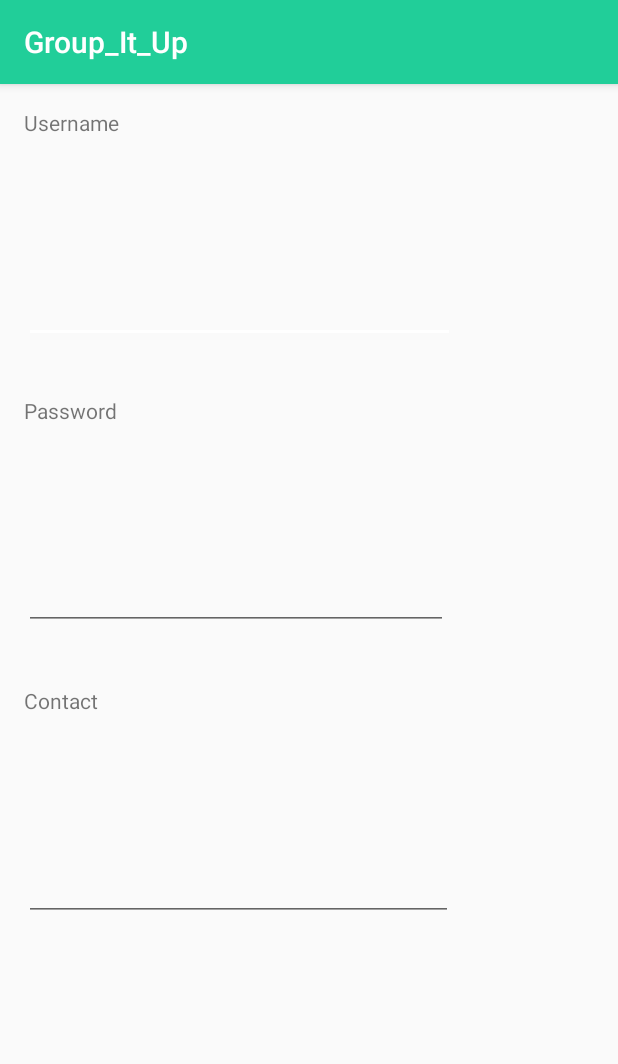
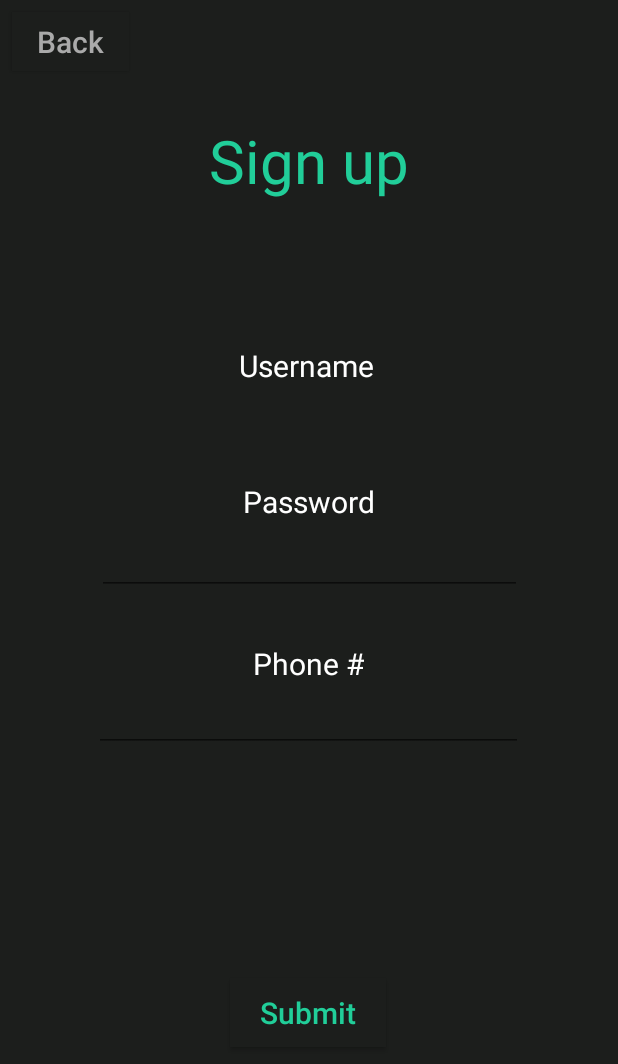
Before and after one commit to jchun1013/Group_It_Up, an Android app: the SignUp_Page screen opened directly, with no data from a screen before it, on a phone screen of 412 x 824 dp. Shown: the top 1064 px of the screen. Run offline under Robolectric (Android 15) with nearby library versions, the phone set to English and light mode, and no system bars; our stand-ins replace Firebase (no records; nobody signed in at launch, a user with empty details on screens opened directly); 1 statement that could not run was skipped.

Commit message:
kevin
푸쉬하겠습니다

```diff
--- a/app/src/main/res/layout/activity_registration__page.xml
+++ b/app/src/main/res/layout/activity_registration__page.xml
@@ -4,73 +4,144 @@
     xmlns:tools="http://schemas.android.com/tools"
     android:layout_width="match_parent"
     android:layout_height="match_parent"
-    tools:context="com.example.joon1.group_it_up.Controller.SignUp_Page">
+    android:background="@color/colorAccent"
+    tools:context="com.example.joon1.group_it_up.Controller.SignUp_Page"
+    tools:layout_editor_absoluteY="81dp">
 
     <TextView
         android:id="@+id/textView"
-        android:layout_width="wrap_content"
-        android:layout_height="wrap_content"
-        android:layout_marginStart="16dp"
-        android:layout_marginTop="16dp"
+        android:layout_width="93dp"
+        android:layout_height="23dp"
+        android:layout_marginEnd="8dp"
+        android:layout_marginStart="8dp"
+        android:layout_marginTop="96dp"
         android:text="Username"
-        app:layout_constraintBottom_toTopOf="@+id/userText"
+        android:textColor="@android:color/background_light"
+        android:textSize="20sp"
+        app:layout_constraintEnd_toEndOf="parent"
         app:layout_constraintStart_toStartOf="parent"
-        app:layout_constraintTop_toTopOf="parent" />
+        app:layout_constraintTop_toBottomOf="@+id/textView5" />
 
     <EditText
         android:id="@+id/userText"
         android:layout_width="287dp"
-        android:layout_height="0dp"
-        android:layout_marginBottom="35dp"
+        android:layout_height="35dp"
+        android:layout_marginEnd="8dp"
+        android:layout_marginStart="8dp"
         android:ems="10"
         android:inputType="textPersonName"
-        app:layout_constraintBottom_toTopOf="@+id/textView2"
-        app:layout_constraintStart_toStartOf="@+id/textView"
+        android:textColor="@color/colorAccent"
+        app:layout_constraintEnd_toEndOf="parent"
+        app:layout_constraintStart_toStartOf="parent"
         app:layout_constraintTop_toBottomOf="@+id/textView" />
 
     <TextView
         android:id="@+id/textView2"
         android:layout_width="wrap_content"
-        android:layout_height="wrap_content"
-        android:layout_marginStart="16dp"
+        android:layout_height="32dp"
+        android:layout_marginEnd="8dp"
+        android:layout_marginStart="8dp"
+        android:layout_marginTop="32dp"
         android:text="Password"
-        app:layout_constraintBottom_toTopOf="@+id/passText"
+        android:textColor="@android:color/background_light"
+        android:textSize="20sp"
+        app:layout_constraintEnd_toEndOf="parent"
         app:layout_constraintStart_toStartOf="parent"
         app:layout_constraintTop_toBottomOf="@+id/userText" />
 
     <EditText
         android:id="@+id/passText"
-        android:layout_width="0dp"
-        android:layout_height="0dp"
-        android:layout_marginBottom="37dp"
-        android:layout_marginEnd="3dp"
+        android:layout_width="283dp"
+        android:layout_height="40dp"
+        android:layout_marginEnd="8dp"
+        android:layout_marginStart="8dp"
+        android:layout_marginTop="4dp"
         android:ems="10"
         android:inputType="textPassword"
-        app:layout_constraintBottom_toTopOf="@+id/textView3"
-        app:layout_constraintEnd_toEndOf="@+id/phoneText"
-        app:layout_constraintStart_toStartOf="@+id/textView2"
+        app:layout_constraintEnd_toEndOf="parent"
+        app:layout_constraintStart_toStartOf="parent"
         app:layout_constraintTop_toBottomOf="@+id/textView2" />
 
     <TextView
         android:id="@+id/textView3"
         android:layout_width="wrap_content"
         android:layout_height="wrap_content"
-        android:layout_marginStart="16dp"
-        android:text="Contact"
-        app:layout_constraintBottom_toTopOf="@+id/phoneText"
+        android:layout_marginEnd="8dp"
+        android:layout_marginStart="8dp"
+        android:layout_marginTop="32dp"
+        android:text="Phone #"
+        android:textColor="@android:color/background_light"
+        android:textSize="20sp"
+        app:layout_constraintEnd_toEndOf="parent"
+        app:layout_constraintHorizontal_bias="0.498"
         app:layout_constraintStart_toStartOf="parent"
         app:layout_constraintTop_toBottomOf="@+id/passText" />
 
     <EditText
         android:id="@+id/phoneText"
-        android:layout_width="0dp"
+        android:layout_width="286dp"
         android:layout_height="0dp"
-        android:layout_marginBottom="210dp"
-        android:layout_marginEnd="1dp"
+        android:layout_marginEnd="8dp"
+        android:layout_marginStart="8dp"
         android:ems="10"
         android:inputType="phone"
+        app:layout_constraintEnd_toEndOf="parent"
+        app:layout_constraintHorizontal_bias="0.495"
+        app:layout_constraintStart_toStartOf="parent"
+        app:layout_constraintTop_toBottomOf="@+id/textView3" />
+
+    <Button
+        android:id="@+id/submitBtn"
+        android:layout_width="104dp"
+        android:layout_height="46dp"
+        android:layout_marginBottom="72dp"
+        android:layout_marginEnd="8dp"
+        android:layout_marginStart="8dp"
+        android:layout_marginTop="8dp"
+        android:background="@color/colorAccent"
+        android:text="Submit"
+        android:textAllCaps="false"
+        android:textColor="@color/colorPrimary"
+        android:textSize="20sp"
         app:layout_constraintBottom_toBottomOf="parent"
-        app:layout_constraintEnd_toEndOf="@+id/userText"
-        app:layout_constraintStart_toStartOf="@+id/textView3"
-        app:layout_constraintTop_toBottomOf="@+id/textView3" />
+        app:layout_constraintEnd_toEndOf="parent"
+        app:layout_constraintHorizontal_bias="0.498"
+        app:layout_constraintStart_toStartOf="parent"
+        app:layout_constraintTop_toBottomOf="@+id/phoneText"
+        app:layout_constraintVertical_bias="0.727" />
+
+    <Button
+        android:id="@+id/cancelBtn"
+        android:layout_width="78dp"
+        android:layout_height="39dp"
+        android:layout_marginBottom="604dp"
+        android:layout_marginEnd="8dp"
+        android:layout_marginStart="8dp"
+        android:layout_marginTop="8dp"
+        android:background="@color/colorAccent"
+        android:text="Back"
+        android:textAllCaps="false"
+        android:textColor="@android:color/darker_gray"
+        android:textSize="20sp"
+        app:layout_constraintBottom_toBottomOf="parent"
+        app:layout_constraintEnd_toEndOf="parent"
+        app:layout_constraintHorizontal_bias="0.0"
+        app:layout_constraintStart_toStartOf="parent"
+        app:layout_constraintTop_toTopOf="parent"
+        app:layout_constraintVertical_bias="0.0" />
+
+    <TextView
+        android:id="@+id/textView5"
+        android:layout_width="wrap_content"
+        android:layout_height="wrap_content"
+        android:layout_marginEnd="8dp"
+        android:layout_marginStart="8dp"
+        android:layout_marginTop="80dp"
+        android:text="Sign up"
+        android:textColor="@color/colorPrimary"
+        android:textSize="40sp"
+        app:layout_constraintEnd_toEndOf="parent"
+        app:layout_constraintStart_toStartOf="parent"
+        app:layout_constraintTop_toTopOf="parent" />
+
 </android.support.constraint.ConstraintLayout>
--- a/app/src/main/res/layout/activity_start__page.xml
+++ b/app/src/main/res/layout/activity_start__page.xml
@@ -4,7 +4,7 @@
     xmlns:tools="http://schemas.android.com/tools"
     android:layout_width="match_parent"
     android:layout_height="match_parent"
-    android:background="@color/white"
+    android:background="@color/start_page_white_background"
     tools:context="com.example.joon1.group_it_up.Controller.Start_Page"
     tools:layout_editor_absoluteY="81dp">
 
@@ -14,7 +14,7 @@
         android:layout_height="43dp"
         android:layout_marginEnd="8dp"
         android:layout_marginStart="8dp"
-        android:layout_marginTop="136dp"
+        android:layout_marginTop="176dp"
         android:background="@color/colorPrimary"
         android:text="Sign up"
         android:textColor="@android:color/background_light"
@@ -30,7 +30,7 @@
         android:layout_marginEnd="8dp"
         android:layout_marginStart="8dp"
         android:layout_marginTop="8dp"
-        android:background="@color/white"
+        android:background="@color/start_page_white_background"
         android:outlineProvider="none"
         android:text="Continue as guest"
         android:textColor="@color/colorPrimary"
--- a/app/src/main/res/values/colors.xml
+++ b/app/src/main/res/values/colors.xml
@@ -1,6 +1,7 @@
 <?xml version="1.0" encoding="utf-8"?>
 <resources>
     <color name="colorPrimary">#21ce99</color>
-    <color name="colorPrimaryDark">#303f9f</color>
-    <color name="colorAccent">#ffffff</color>
+    <color name="colorPrimaryDark">#fefefe</color>
+    <color name="colorAccent">#1c1e1c</color>
+    <color name="start_page_white_background">#fefefe</color>
 </resources>
--- a/app/src/main/res/values/strings.xml
+++ b/app/src/main/res/values/strings.xml
@@ -2,6 +2,6 @@
     <string name="app_name">Group_It_Up</string>
     <string name="title_activity_registration__page">Registration_Page</string>
     <string name="title_activity_map">Map</string>
-    <color name="white">#FFFFFF</color>
+    <color name="white">#1c1e1c</color>
     <string name="title_activity_maps1">Map</string>
 </resources>
--- a/app/src/main/res/values/styles.xml
+++ b/app/src/main/res/values/styles.xml
@@ -1,7 +1,7 @@
 <resources>
 
     <!-- Base application theme. -->
-    <style name="AppTheme" parent="Theme.AppCompat.Light.DarkActionBar">
+    <style name="AppTheme" parent="Theme.AppCompat.Light.NoActionBar">
         <!-- Customize your theme here. -->
         <item name="colorPrimary">@color/colorPrimary</item>
         <item name="colorPrimaryDark">@color/colorPrimaryDark</item>
```
